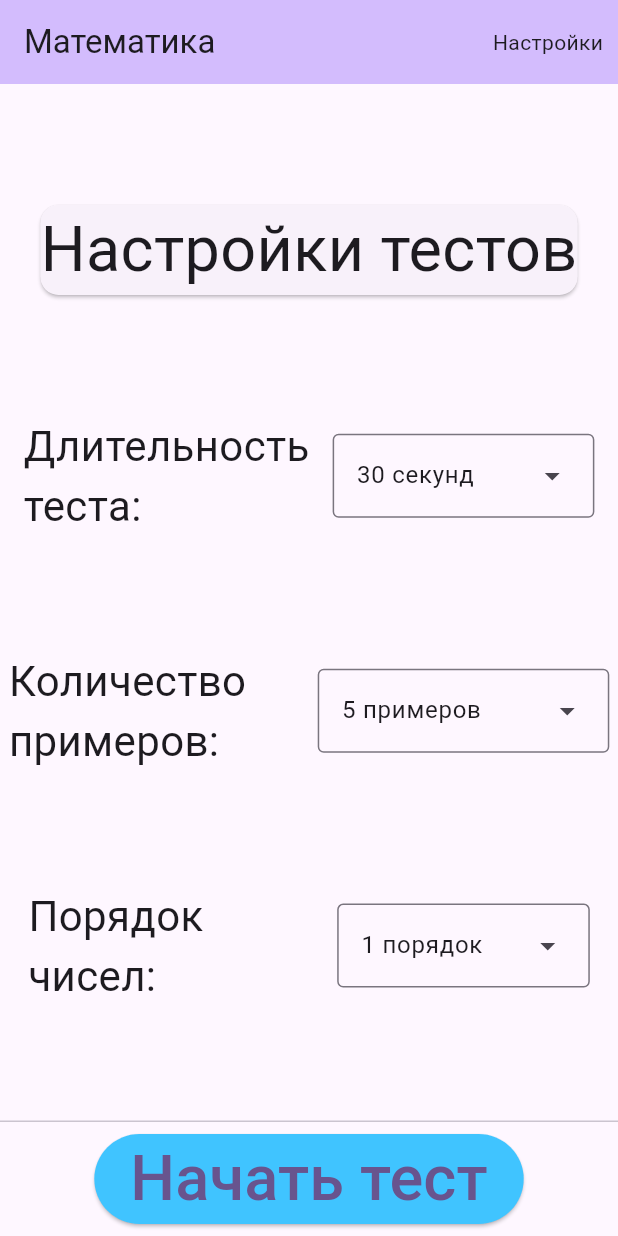
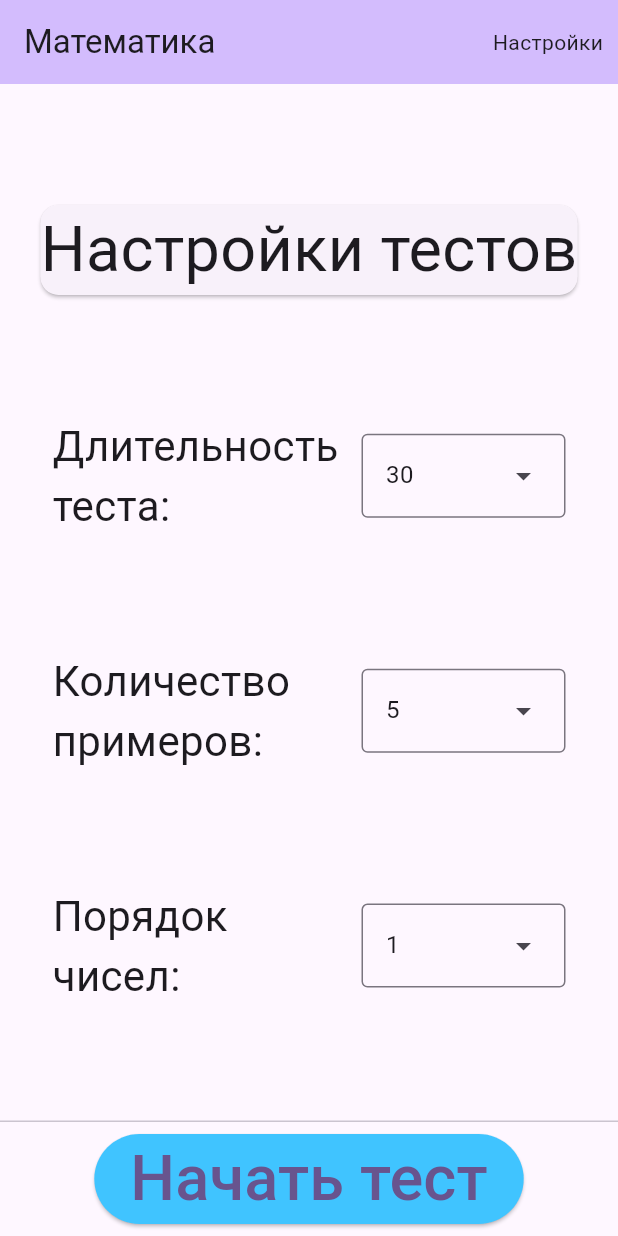
Before and after one commit to Voodstr/SchoolMathTest, a Flutter app: the screen it shows after launch, on a phone screen of 412 x 824 dp. Run offline on Flutter 3.47's test engine with Material 2 defaults, Android fonts, the light colour scheme and no system bars.

Commit message:
Можно редактировать поля настроек

```diff
--- a/lib/settingswidget.dart
+++ b/lib/settingswidget.dart
@@ -25,14 +25,14 @@ class SettingsWidget extends StatelessWidget {
               Flexible(
                   child: DropdownMenu<String>(
                 controller: durationController,
-                hintText: "в секундах",
-                initialSelection: "30",
+                hintText: "сек.",
+                initialSelection: settingsdData.duration.toString(),
                 onSelected: (value) =>
                     {settingsdData.duration = int.parse(value ?? durationController.text)},
                 dropdownMenuEntries: ["30", "90", "180", "300", "600"]
                     .map<DropdownMenuEntry<String>>((String value) {
                   return DropdownMenuEntry<String>(
-                      value: value, label: "$value секунд");
+                      value: value, label: value);
                 }).toList(),
               ))
             ],
@@ -44,14 +44,14 @@ class SettingsWidget extends StatelessWidget {
               Flexible(
                   child: DropdownMenu<String>(
                 controller: questionsController,
-                hintText: "количество",
-                initialSelection: "5",
+                hintText: "кол.",
+                initialSelection: settingsdData.questions.toString(),
                 onSelected: (value) =>
                     {settingsdData.questions = int.parse(value ?? questionsController.text)},
                 dropdownMenuEntries: ["5", "10", "25", "50", "100"]
                     .map<DropdownMenuEntry<String>>((String value) {
                   return DropdownMenuEntry<String>(
-                      value: value, label: "$value примеров");
+                      value: value, label: value);
                 }).toList(),
               ))
             ],
@@ -63,14 +63,14 @@ class SettingsWidget extends StatelessWidget {
               Flexible(
                   child: DropdownMenu<String>(
                 controller: orderController,
-                hintText: "количество",
-                initialSelection: "1",
+                hintText: "кол.",
+                initialSelection: settingsdData.order.toString(),
                 onSelected: (value) =>
                     {settingsdData.order = int.parse(value ?? orderController.text)},
                 dropdownMenuEntries: ["1", "2", "3", "4", "5"]
                     .map<DropdownMenuEntry<String>>((String value) {
                   return DropdownMenuEntry<String>(
-                      value: value, label: "$value порядок");
+                      value: value, label: value);
                 }).toList(),
               ))
             ],
```
